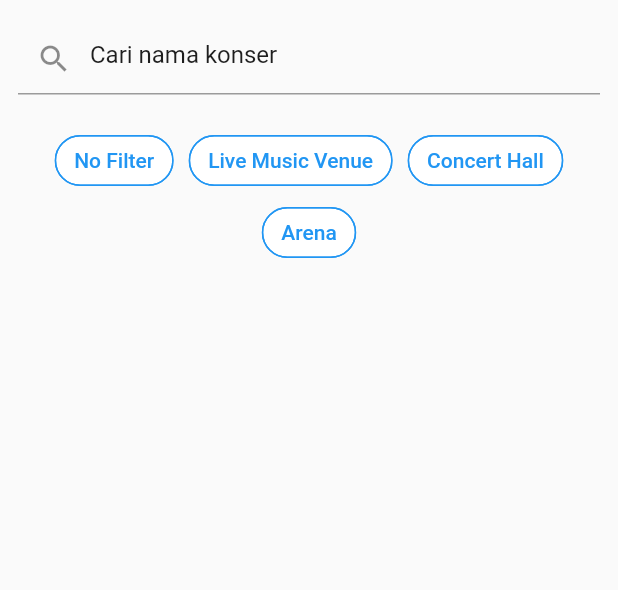
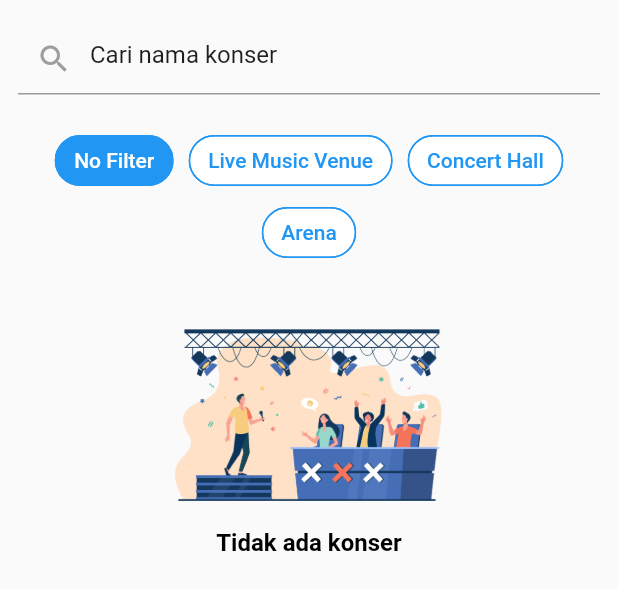
Before and after one commit to fdavidsen/Mobile-Backend, a Flutter app: the MyConcert widget shown alone on an empty page, opened directly, on a phone screen of 412 x 824 dp. Shown: the top 590 px of the screen. Run offline on Flutter 3.47's test engine with Material 2 defaults, Android fonts, the phone set to English and light mode, and no system bars; our stand-ins replace flutter_spinkit, image_picker, quickalert, shared_preferences, sqflite, table_calendar; accounts and stored records are empty; network calls fail.

Commit message:
Add illustration when no concert

```diff
--- a/lib/screens/concert/concert.dart
+++ b/lib/screens/concert/concert.dart
@@ -26,7 +26,7 @@ class _MyConcertState extends State<MyConcert> {
     'Concert Hall',
     'Arena',
   ];
-  String selectedOption = 'no_filter';
+  String selectedOption = 'No Filter';
   String searchQuery = '';
 
   final _searchController = TextEditingController();
@@ -77,7 +77,7 @@ class _MyConcertState extends State<MyConcert> {
             onChanged: filterResults,
             decoration: InputDecoration(
               hintText: "Cari nama konser",
-              prefixIcon: const Icon(Icons.search),
+              prefixIcon: Icon(Icons.search, color: context.watch<TodoProvider>().isDark ? Colors.blue : Colors.grey[500]),
               hintStyle: TextStyle(color: context.watch<TodoProvider>().isDark ? Colors.blue : const Color(0xff1e1e1e)),
             ),
             style: TextStyle(color: context.watch<TodoProvider>().isDark ? Colors.blue : const Color(0xff1e1e1e)),
@@ -110,8 +110,9 @@ class _MyConcertState extends State<MyConcert> {
                 }).toList()),
           ),
           Expanded(
-            child: ListView.builder(
-                itemCount: filteredList?.length == null ? 0 : filteredList?.length,
+            child: filteredList?.length != null && filteredList?.length != 0
+                ? ListView.builder(
+                    itemCount: filteredList?.length,
                     itemBuilder: (BuildContext context, int index) {
                       return Padding(
                         padding: const EdgeInsets.only(bottom: 12),
@@ -138,7 +139,15 @@ class _MyConcertState extends State<MyConcert> {
                           ),
                         ),
                       );
-                }),
+                    })
+                : Column(
+                    children: [
+                      Container(width: 200, margin: const EdgeInsets.only(bottom: 10), child: Image.asset('assets/no-concert.png')),
+                      Text('Tidak ada konser',
+                          style: TextStyle(
+                              fontWeight: FontWeight.bold, fontSize: 16, color: context.watch<TodoProvider>().isDark ? Colors.white : Colors.black))
+                    ],
+                  ),
           ),
         ],
       ),
--- a/pubspec.yaml
+++ b/pubspec.yaml
@@ -74,6 +74,7 @@ flutter:
     - assets/done.png
     - assets/no-task.png
     - assets/no-event.png
+    - assets/no-concert.png
 
   # An image asset can refer to one or more resolution-specific "variants", see
   # https://flutter.dev/assets-and-images/#resolution-aware
```
Also changed, not shown: assets/no-concert.png (added). Lines whose indentation alone changed are shown as unchanged.
